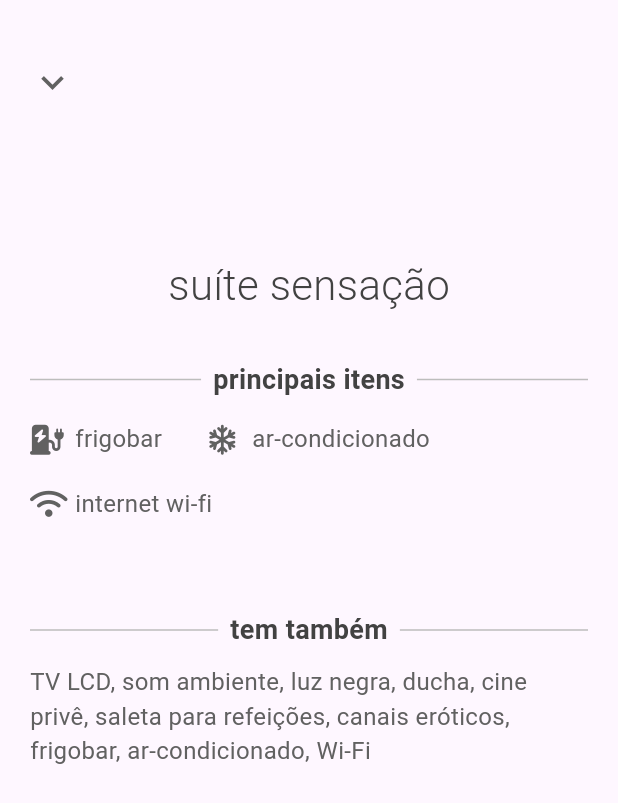
After one commit to jvitorthomaz/flutter_challange_list, a Flutter app: the SuiteDetailsScreen screen opened directly, on a phone screen of 412 x 824 dp. The commit adds this screen. Shown: the top 803 px of the screen. Run offline on Flutter 3.47's test engine with Material 3 defaults, Android fonts, the phone set to English and light mode, and no system bars; our stand-ins replace carousel_slider, font_awesome_flutter, lucide_icons; network calls fail.

Commit message:
feat: Drawer, search and Items screens

```diff
--- a/flutter_challange_motel_list/lib/core/ui/drawer/drawer.dart
+++ b/flutter_challange_motel_list/lib/core/ui/drawer/drawer.dart
@@ -10,7 +10,7 @@ class CustomDrawer extends StatelessWidget {
         children: [
 
           Container(
-            padding: const EdgeInsets.all(20),
+            padding: const EdgeInsets.fromLTRB(20, 100, 20, 20),
             decoration: const BoxDecoration(
               gradient: LinearGradient(
                 colors: [Colors.redAccent, Colors.pinkAccent],
@@ -64,7 +64,7 @@ class CustomDrawer extends StatelessWidget {
           ),
 
           const Padding(
-            padding: EdgeInsets.all(16),
+            padding: EdgeInsets.all(32),
             child: Text(
               "versão 2.0.087",
               style: TextStyle(
--- a/flutter_challange_motel_list/lib/main.dart
+++ b/flutter_challange_motel_list/lib/main.dart
@@ -1,7 +1,7 @@
 import 'package:flutter/material.dart';
 import 'package:provider/provider.dart';
 import 'viewmodels/motel_viewmodel.dart';
-import 'views/Home/home_screen.dart';
+import 'views/home/home_screen.dart';
 void main() {
   runApp(MyApp());
 }
--- /dev/null
+++ b/flutter_challange_motel_list/lib/views/suite_details_screen/suite_details_screen.dart
@@ -0,0 +1,103 @@
+import 'package:flutter/material.dart';
+import 'package:font_awesome_flutter/font_awesome_flutter.dart';
+
+//
+// TELA AINDA ESTA ESTÁTICA
+//
+
+class SuiteDetailsScreen extends StatefulWidget {
+  @override
+  State<SuiteDetailsScreen> createState() => _SuiteDetailsScreenState();
+}
+
+class _SuiteDetailsScreenState extends State<SuiteDetailsScreen> {
+  @override
+  Widget build(BuildContext context) {
+    return Scaffold(
+      body: Padding(
+        padding: const EdgeInsets.symmetric(horizontal: 20, vertical: 40),
+        child: Column(
+          crossAxisAlignment: CrossAxisAlignment.start,
+          children: [
+            InkWell(
+              child: Icon(
+                Icons.keyboard_arrow_down,
+                size: 30,
+                color: Colors.grey[700]
+              ),
+              onTap: (){
+                Navigator.pop(context);
+
+              },
+            ),
+
+            const SizedBox(height: 100),
+
+            Center(
+              child: Text(
+                "suíte sensação",
+                style: TextStyle(fontSize: 28, fontWeight: FontWeight.w300, color: Colors.grey[800]),
+              ),
+            ),
+
+            const SizedBox(height: 30),
+
+            _sectionTitle("principais itens"),
+
+            const SizedBox(height: 15),
+
+            Row(
+              mainAxisAlignment: MainAxisAlignment.start,
+              children: [
+                _iconItem(FontAwesomeIcons.chargingStation, "frigobar"),
+                const SizedBox(width: 30),
+                _iconItem(FontAwesomeIcons.snowflake, "ar-condicionado"),
+              ],
+            ),
+
+            const SizedBox(height: 20),
+
+            _iconItem(FontAwesomeIcons.wifi, "internet wi-fi"),
+
+            const SizedBox(height: 60),
+
+            _sectionTitle("tem também"),
+
+            const SizedBox(height: 10),
+
+            Text(
+              "TV LCD, som ambiente, luz negra, ducha, cine privê, saleta para refeições, canais eróticos, frigobar, ar-condicionado, Wi-Fi",
+              style: TextStyle(fontSize: 16, color: Colors.grey[700]),
+            ),
+          ],
+        ),
+      ),
+    );
+  }
+
+  Widget _sectionTitle(String title) {
+    return Row(
+      children: [
+        Expanded(child: Divider(color: Colors.grey[400], thickness: 1)),
+        Padding(
+          padding: const EdgeInsets.symmetric(horizontal: 8),
+          child: Text(
+            title,
+            style: TextStyle(fontSize: 18, fontWeight: FontWeight.bold, color: Colors.grey[800]),
+          ),
+        ),
+        Expanded(child: Divider(color: Colors.grey[400], thickness: 1)),
+      ],
+    );
+  }
+
+  Widget _iconItem(IconData icon, String text) {
+    return Row(
+      children: [
+        Icon(icon, size: 20, color: Colors.grey[700]),
+        const SizedBox(width:10),
+        Text(text, style: TextStyle(fontSize: 16, color: Colors.grey[700])),
+      ],
+    );
+  }
+}
--- a/flutter_challange_motel_list/pubspec.yaml
+++ b/flutter_challange_motel_list/pubspec.yaml
@@ -40,6 +40,7 @@ dependencies:
   carousel_slider: ^5.0.0
   lucide_icons: ^0.257.0
   mockito: ^5.4.4
+  font_awesome_flutter: ^10.8.0
 
 dev_dependencies:
   flutter_test:
```
Also changed, not shown: flutter_challange_motel_list/lib/core/ui/widgets/custom_app_bar.dart (+55 -56 lines), flutter_challange_motel_list/lib/views/Home/home_screen.dart (+18 -12 lines), flutter_challange_motel_list/lib/views/Home/widgets/home_list_moteis.dart (+19 -13 lines), flutter_challange_motel_list/lib/views/search_bar/search_bar_screen.dart (added, +92 -0 lines), flutter_challange_motel_list/pubspec.lock, 1 other file.
